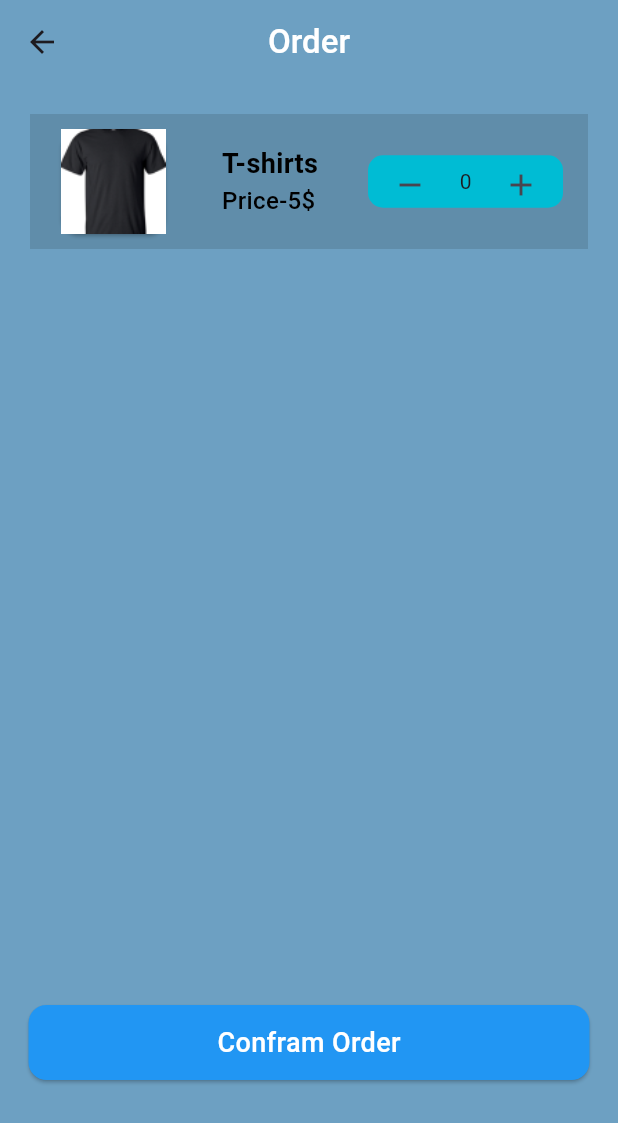
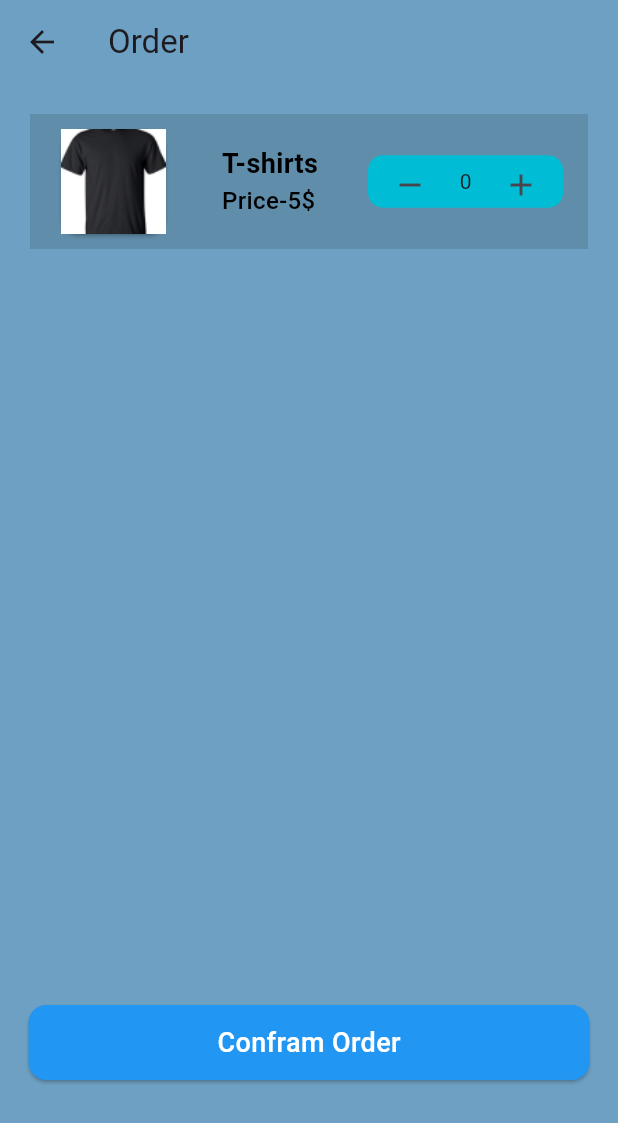
Before and after one commit to fahimshahariar09/laundry_app, a Flutter app: the CartScreen screen opened directly, on a phone screen of 412 x 824 dp. Shown: the top 1123 px of the screen. Run offline on Flutter 3.47's test engine with Material 3 defaults, Android fonts, the phone set to English and light mode, and no system bars; our stand-ins replace animated_notch_bottom_bar, get; missing offline and left inert: flutter_timer_countdown.

Commit message:
first commit

```diff
--- a/lib/main.dart
+++ b/lib/main.dart
@@ -1,7 +1,6 @@
 
 import 'package:flutter/material.dart';
 import 'package:get/get.dart';
-import 'package:laundry/utils/theme.dart';
 import 'package:laundry/view/screen/splash/splash_screen.dart';
 
 void main(){
@@ -12,9 +11,8 @@ class MyApp extends StatelessWidget {
 
   @override
   Widget build(BuildContext context) {
-    return GetMaterialApp(
+    return const GetMaterialApp(
       debugShowCheckedModeBanner: false,
-      theme: AppTheme().ligthTheme,
       home:  SplashScreen(),
     );
   }
--- a/lib/utils/theme.dart
+++ /dev/null
@@ -1,30 +0,0 @@
-
-
-import 'package:flutter/material.dart';
-
-class AppTheme{
-
-  ThemeData ligthTheme =ThemeData(
-      appBarTheme: const AppBarTheme(
-          backgroundColor: Colors.blue,
-          centerTitle: true,
-          titleTextStyle: TextStyle(
-            color: Colors.white,
-            fontSize: 22,
-            fontWeight: FontWeight.w500,
-          )
-      )
-  );
-
-  ThemeData darkTheme =ThemeData(
-    appBarTheme: const AppBarTheme(
-      backgroundColor: Colors.blue,
-      centerTitle: true,
-      titleTextStyle: TextStyle(
-        color: Colors.black,
-        fontSize: 22,
-        fontWeight: FontWeight.w500,
-      )
-    )
-  );
-}
```
Also changed, not shown: lib/utils/language.dart (deleted, +0 -10 lines), lib/view/screen/profile/profile_edit.dart (added, +10 -0 lines).
